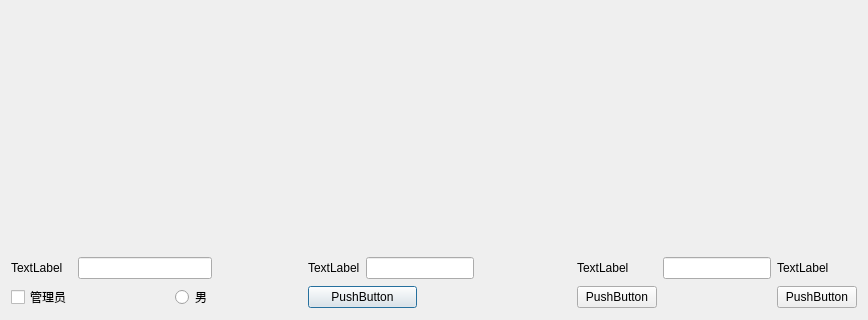
Qt form play/LoveDiary/qdialoglogin.ui (Maxwrt/Program) before a commit; both pictures show x 0 to 868 and y 467 to 787 of the 868 by 787 pixel window.
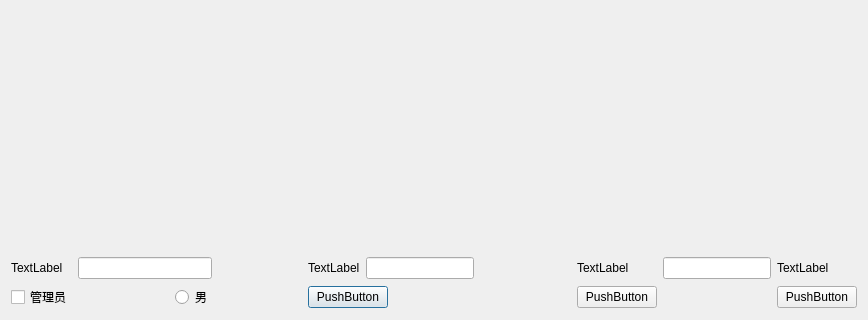
The same form after that commit. Custom widgets are drawn as their Qt base class.

Diff of the .ui file:
```diff
--- a/play/LoveDiary/qdialoglogin.ui
+++ b/play/LoveDiary/qdialoglogin.ui
@@ -118,7 +118,7 @@
        </property>
        <property name="sizeHint" stdset="0">
         <size>
-         <width>28</width>
+         <width>68</width>
          <height>20</height>
         </size>
        </property>
@@ -146,6 +146,12 @@
      </item>
      <item row="1" column="4" colspan="2">
       <widget class="QPushButton" name="pushButtonOk">
+       <property name="sizePolicy">
+        <sizepolicy hsizetype="Fixed" vsizetype="Fixed">
+         <horstretch>0</horstretch>
+         <verstretch>0</verstretch>
+        </sizepolicy>
+       </property>
        <property name="text">
         <string>PushButton</string>
        </property>
@@ -158,7 +164,7 @@
        </property>
        <property name="sizeHint" stdset="0">
         <size>
-         <width>78</width>
+         <width>128</width>
          <height>20</height>
         </size>
        </property>
@@ -178,7 +184,7 @@
        </property>
        <property name="sizeHint" stdset="0">
         <size>
-         <width>78</width>
+         <width>108</width>
          <height>20</height>
         </size>
        </property>
@@ -201,6 +207,11 @@
    <extends>QLabel</extends>
    <header location="global">verificationcodelabel.h</header>
   </customwidget>
+  <customwidget>
+   <class>ImageLabel</class>
+   <extends>QLabel</extends>
+   <header location="global">verificationcodelabel.h</header>
+  </customwidget>
  </customwidgets>
  <resources/>
  <connections/>
```
Left out of the diff: 14 changed lines with no effect on the pictures.
